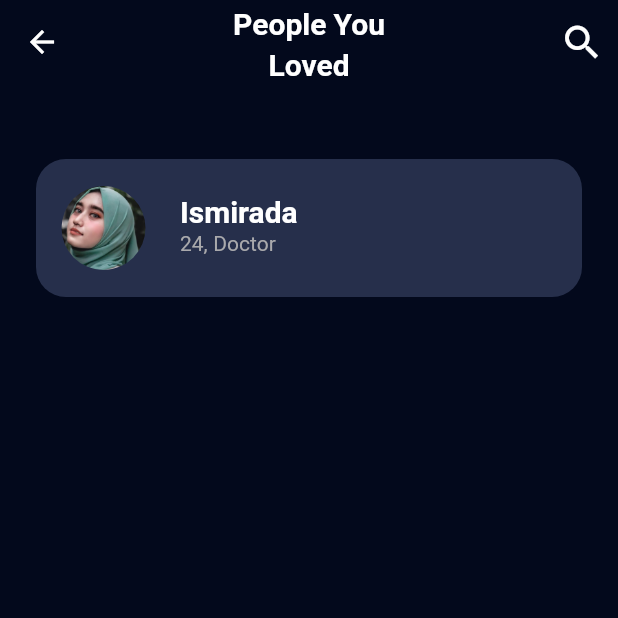
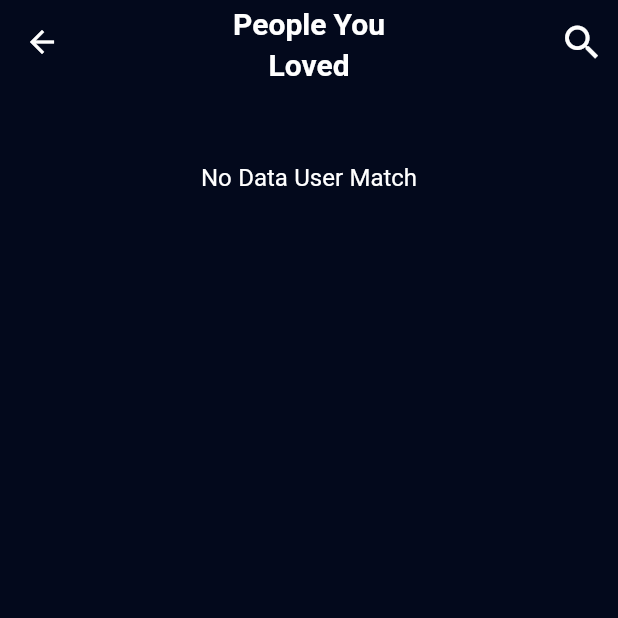
Before and after one commit to irfanzidniofficial/flutter_sarang_app_like_tinder, a Flutter app: the PeopleLoveScreen screen opened by its route, on a phone screen of 412 x 824 dp, the top half of it. Run offline on Flutter 3.47's test engine with Material 2 defaults, Android fonts, the phone set to English and light mode, and no system bars; our stand-ins replace appinio_swiper, bloc, flutter_bloc, google_fonts, image_picker, shared_preferences; accounts and stored records are empty.

Commit message:
implementation feature like

```diff
--- a/lib/main.dart
+++ b/lib/main.dart
@@ -2,7 +2,8 @@ import 'package:flutter/material.dart';
 import 'package:flutter_bloc/flutter_bloc.dart';
 import 'package:flutter_sarang_app_like_tinder/src/app.dart';
 import 'package:flutter_sarang_app_like_tinder/src/features/authentication/presentation/bloc/auth_bloc.dart';
-import 'package:flutter_sarang_app_like_tinder/src/features/like_you/presentation/bloc/explore_people_bloc.dart';
+import 'package:flutter_sarang_app_like_tinder/src/features/like_you/presentation/bloc/explore_people/explore_people_bloc.dart';
+import 'package:flutter_sarang_app_like_tinder/src/features/like_you/presentation/bloc/people_loved/people_loved_bloc.dart';
 
 void main() => runApp(const MyApp());
 
@@ -19,6 +20,9 @@ class MyApp extends StatelessWidget {
         BlocProvider(
           create: (context) => ExplorePeopleBloc(),
         ),
+        BlocProvider(
+          create: (context) => PeopleLovedBloc(),
+        ),
       ],
       child: const AppScreen(),
     );
--- a/lib/src/common_widgets/explore_people_button_widget.dart
+++ b/lib/src/common_widgets/explore_people_button_widget.dart
@@ -25,7 +25,9 @@ class ExplorePeopleButtonWidget extends StatelessWidget {
         MatchButtonWidget(
           dimension: 80.0,
           iconPath: 'icon_love.png',
-          onTap: () {},
+          onTap: () {
+            controller.swipe();
+          },
         ),
         MatchButtonWidget(
           iconPath: 'icon_favorite.png',
--- a/lib/src/common_widgets/people_identity_widget.dart
+++ b/lib/src/common_widgets/people_identity_widget.dart
@@ -1,13 +1,14 @@
 import 'package:flutter/material.dart';
 
+import '../features/like_you/domain/user.dart';
 import '../theme_manager/font_manager.dart';
 import '../theme_manager/style_manager.dart';
 import '../theme_manager/values_manager.dart';
 
 class PeopleIdentityWidget extends StatelessWidget {
-  const PeopleIdentityWidget({
-    Key? key,
-  }) : super(key: key);
+  const PeopleIdentityWidget({Key? key, required this.user}) : super(key: key);
+
+  final User user;
 
   @override
   Widget build(BuildContext context) {
@@ -19,21 +20,21 @@ class PeopleIdentityWidget extends StatelessWidget {
         crossAxisAlignment: CrossAxisAlignment.start,
         children: [
           Text(
-            'Shyna',
+            user.fullName,
             style: getWhiteTextStyle(
               fontSize: FontSizeManager.f28,
               fontWeight: FontWeightManager.semibold,
             ),
           ),
           Text(
-            '22, Lawyer',
+            '${user.age}, ${user.occupation}',
             style: getBlackTextStyle(),
           ),
           const SizedBox(
             height: AppSize.s16,
           ),
           Text(
-            'I love solving problem in terms of finance, business, and any case. With you, we will solve all world problems.',
+            user.description,
             style: getWhiteTextStyle(),
           ),
           const SizedBox(
--- a/lib/src/common_widgets/people_love_card_widget.dart
+++ b/lib/src/common_widgets/people_love_card_widget.dart
@@ -5,10 +5,15 @@ import 'package:flutter_sarang_app_like_tinder/src/theme_manager/font_manager.da
 import 'package:flutter_sarang_app_like_tinder/src/theme_manager/style_manager.dart';
 import 'package:flutter_sarang_app_like_tinder/src/theme_manager/values_manager.dart';
 
-import '../theme_manager/asset_image_icon_manager.dart';
+import '../features/like_you/domain/user.dart';
 
 class PeopleLovedCardWidget extends StatelessWidget {
-  const PeopleLovedCardWidget({super.key});
+  const PeopleLovedCardWidget({
+    super.key,
+    required this.user,
+  });
+
+  final User user;
 
   @override
   Widget build(BuildContext context) {
@@ -21,6 +26,7 @@ class PeopleLovedCardWidget extends StatelessWidget {
           Navigator.pushNamed(
             context,
             PeopleProfileScreen.routeName,
+            arguments: user,
           );
         },
         child: Container(
@@ -40,25 +46,25 @@ class PeopleLovedCardWidget extends StatelessWidget {
             leading: Container(
               height: 70.0,
               width: 70.0,
-              decoration: const BoxDecoration(
+              decoration: BoxDecoration(
                 shape: BoxShape.circle,
                 image: DecorationImage(
                   fit: BoxFit.cover,
                   image: AssetImage(
-                    '${AssetImageIconManager.assetPath}/people_love3_image.png',
+                    user.imagePath,
                   ),
                 ),
               ),
             ),
             title: Text(
-              'Ismirada',
+              user.fullName,
               style: getWhiteTextStyle(
                 fontSize: FontSizeManager.f20,
                 fontWeight: FontWeightManager.semibold,
               ),
             ),
             subtitle: Text(
-              '24, Doctor',
+              '${user.age}, ${user.occupation}',
               style: getGrey60TextStyle(),
             ),
           ),
--- /dev/null
+++ b/lib/src/features/like_you/data/data_match_dummy.dart
@@ -0,0 +1,3 @@
+import '../domain/user.dart';
+
+List<User> dataMacthDummy = [];
--- a/lib/src/features/like_you/presentation/bloc/explore_people_bloc.dart
+++ b/lib/src/features/like_you/presentation/bloc/explore_people/explore_people_bloc.dart
@@ -2,7 +2,7 @@ import 'package:bloc/bloc.dart';
 import 'package:flutter_sarang_app_like_tinder/src/features/like_you/data/data_user_dummy.dart';
 import 'package:meta/meta.dart';
 
-import '../../domain/user.dart';
+import '../../../domain/user.dart';
 
 part 'explore_people_event.dart';
 part 'explore_people_state.dart';
--- a/lib/src/features/like_you/presentation/bloc/explore_people_state.dart
+++ b/lib/src/features/like_you/presentation/bloc/explore_people/explore_people_state.dart
@@ -6,6 +6,7 @@ abstract class ExplorePeopleState {}
 class ExplorePeopleInitial extends ExplorePeopleState {}
 
 class ExplorePeopleLoading extends ExplorePeopleState {}
+
 class ExplorePeopleLoaded extends ExplorePeopleState {
   final List<User> result;
 
--- /dev/null
+++ b/lib/src/features/like_you/presentation/bloc/people_loved/people_loved_bloc.dart
@@ -0,0 +1,29 @@
+import 'package:bloc/bloc.dart';
+import 'package:flutter_sarang_app_like_tinder/src/features/like_you/data/data_match_dummy.dart';
+import 'package:flutter_sarang_app_like_tinder/src/features/like_you/domain/user.dart';
+import 'package:meta/meta.dart';
+
+part 'people_loved_event.dart';
+part 'people_loved_state.dart';
+
+class PeopleLovedBloc extends Bloc<PeopleLovedEvent, PeopleLovedState> {
+  PeopleLovedBloc() : super(PeopleLovedInitial()) {
+    on<OnPeopleLovedEventCalled>((event, emit) async {
+      emit(PeopleLoveLoading());
+      await Future.delayed(const Duration(
+        seconds: 1,
+      ));
+      emit(PeopleLovedLoaded(userMatch: dataMacthDummy));
+    });
+
+    on<AddPeopleLoved>((event, emit) {
+      emit(PeopleLoveLoading());
+      dataMacthDummy.add(event.user);
+      emit(
+        PeopleLovedLoaded(
+          userMatch: dataMacthDummy,
+        ),
+      );
+    });
+  }
+}
--- /dev/null
+++ b/lib/src/features/like_you/presentation/bloc/people_loved/people_loved_event.dart
@@ -0,0 +1,16 @@
+// ignore_for_file: public_member_api_docs, sort_constructors_first
+part of 'people_loved_bloc.dart';
+
+@immutable
+abstract class PeopleLovedEvent {}
+
+class OnPeopleLovedEventCalled extends PeopleLovedEvent {}
+
+class AddPeopleLoved extends PeopleLovedEvent {
+  final User user;
+  AddPeopleLoved({
+    required this.user,
+  });
+
+
+}
--- /dev/null
+++ b/lib/src/features/like_you/presentation/bloc/people_loved/people_loved_state.dart
@@ -0,0 +1,17 @@
+// ignore_for_file: public_member_api_docs, sort_constructors_first
+part of 'people_loved_bloc.dart';
+
+@immutable
+abstract class PeopleLovedState {}
+
+class PeopleLovedInitial extends PeopleLovedState {}
+
+class PeopleLoveLoading extends PeopleLovedState {}
+
+class PeopleLovedLoaded extends PeopleLovedState {
+  final List<User> userMatch;
+
+  PeopleLovedLoaded({
+    required this.userMatch,
+  });
+}
--- a/lib/src/features/like_you/presentation/people_loved_screen.dart
+++ b/lib/src/features/like_you/presentation/people_loved_screen.dart
@@ -1,12 +1,25 @@
 import 'package:flutter/material.dart';
+import 'package:flutter_bloc/flutter_bloc.dart';
 import 'package:flutter_sarang_app_like_tinder/src/common_widgets/people_love_card_widget.dart';
+import 'package:flutter_sarang_app_like_tinder/src/features/like_you/presentation/bloc/people_loved/people_loved_bloc.dart';
 import 'package:flutter_sarang_app_like_tinder/src/theme_manager/font_manager.dart';
 import 'package:flutter_sarang_app_like_tinder/src/theme_manager/style_manager.dart';
 import 'package:flutter_sarang_app_like_tinder/src/theme_manager/values_manager.dart';
 
-class PeopleLoveScreen extends StatelessWidget {
+class PeopleLoveScreen extends StatefulWidget {
   static const String routeName = '/people-loved';
   const PeopleLoveScreen({super.key});
+
+  @override
+  State<PeopleLoveScreen> createState() => _PeopleLoveScreenState();
+}
+
+class _PeopleLoveScreenState extends State<PeopleLoveScreen> {
+  @override
+  void initState() {
+    super.initState();
+    context.read<PeopleLovedBloc>().add(OnPeopleLovedEventCalled());
+  }
 
   @override
   Widget build(BuildContext context) {
@@ -36,13 +49,33 @@ class PeopleLoveScreen extends StatelessWidget {
           const SizedBox(
             height: AppSize.s50,
           ),
-          Expanded(
-            child: ListView.builder(
-              itemBuilder: (context, index) {
-                return const PeopleLovedCardWidget();
-              },
-              itemCount: 1,
-            ),
+          BlocBuilder<PeopleLovedBloc, PeopleLovedState>(
+            builder: (context, state) {
+              if (state is PeopleLoveLoading) {
+                return const Center(child: CircularProgressIndicator());
+              }
+              if (state is PeopleLovedLoaded) {
+                final users = state.userMatch;
+                return users.isEmpty
+                    ? Center(
+                        child: Text(
+                          'No Data User Match',
+                          style: getWhiteTextStyle(),
+                        ),
+                      )
+                    : Expanded(
+                        child: ListView.builder(
+                          itemBuilder: (context, index) {
+                            return PeopleLovedCardWidget(
+                              user: users[index],
+                            );
+                          },
+                          itemCount: users.length,
+                        ),
+                      );
+              }
+              return Container();
+            },
           ),
         ],
       ),
--- a/lib/src/features/like_you/presentation/people_profile_screen.dart
+++ b/lib/src/features/like_you/presentation/people_profile_screen.dart
@@ -1,5 +1,6 @@
 import 'package:flutter/material.dart';
 import 'package:flutter_sarang_app_like_tinder/src/common_widgets/custom_bottom_widget.dart';
+import 'package:flutter_sarang_app_like_tinder/src/features/like_you/domain/user.dart';
 import 'package:flutter_sarang_app_like_tinder/src/theme_manager/values_manager.dart';
 
 import '../../../common_widgets/people_identity_widget.dart';
@@ -12,15 +13,20 @@ class PeopleProfileScreen extends StatelessWidget {
 
   @override
   Widget build(BuildContext context) {
+    final user = ModalRoute.of(context)?.settings.arguments as User;
     return Scaffold(
       body: SingleChildScrollView(
         child: Column(
           children: [
-            const ProfileDetailImageWidget(),
+            ProfileDetailImageWidget(
+              imagePath: user.imagePath,
+            ),
             const SizedBox(
               height: AppSize.s30,
             ),
-            const PeopleIdentityWidget(),
+            PeopleIdentityWidget(
+              user: user,
+            ),
             Container(
               height: 80.0,
               margin: const EdgeInsets.only(
@@ -42,8 +48,7 @@ class PeopleProfileScreen extends StatelessWidget {
                       image: const DecorationImage(
                         fit: BoxFit.cover,
                         image: AssetImage(
-                          '${AssetImageIconManager.assetPath}/hobby1_image.png',
-                        ),
+                            '${AssetImageIconManager.assetPath}/hobby2_image.png'),
                       ),
                     ),
                   );
```
Also changed, not shown: lib/src/common_widgets/profile_detail_image_widget.dart (+10 -4 lines), lib/src/features/like_you/presentation/explore_people_screen.dart (+34 -3 lines), lib/src/features/like_you/presentation/bloc/explore_people/explore_people_event.dart (renamed from lib/src/features/like_you/presentation/bloc/explore_people_event.dart).
